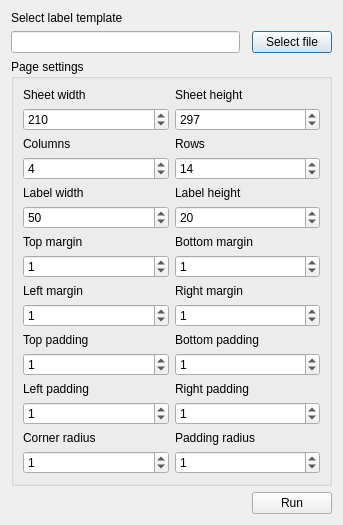
First picture: the form in src/main/resources/base/label_form.ui, repository ElsevierSoftwareX/SOFTX-D-21-00010, before the edit.
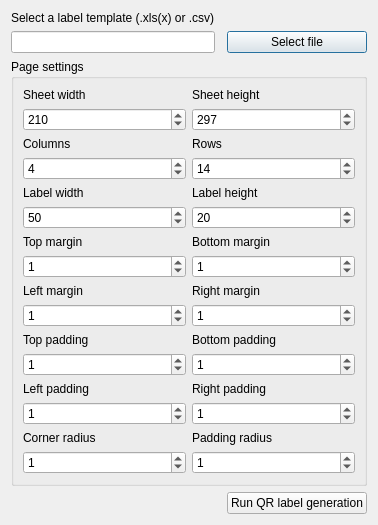
Second picture: the form after the edit.

```diff
--- a/src/main/resources/base/label_form.ui
+++ b/src/main/resources/base/label_form.ui
@@ -289,14 +289,14 @@
    <item row="1" column="0">
     <widget class="QLabel" name="label">
      <property name="text">
-      <string>Select label template</string>
+      <string>Select a label template (.xls(x) or .csv)</string>
      </property>
     </widget>
    </item>
    <item row="26" column="2">
     <widget class="QPushButton" name="label_run_btn">
      <property name="text">
-      <string>Run</string>
+      <string>Run QR label generation</string>
      </property>
     </widget>
    </item>
```
